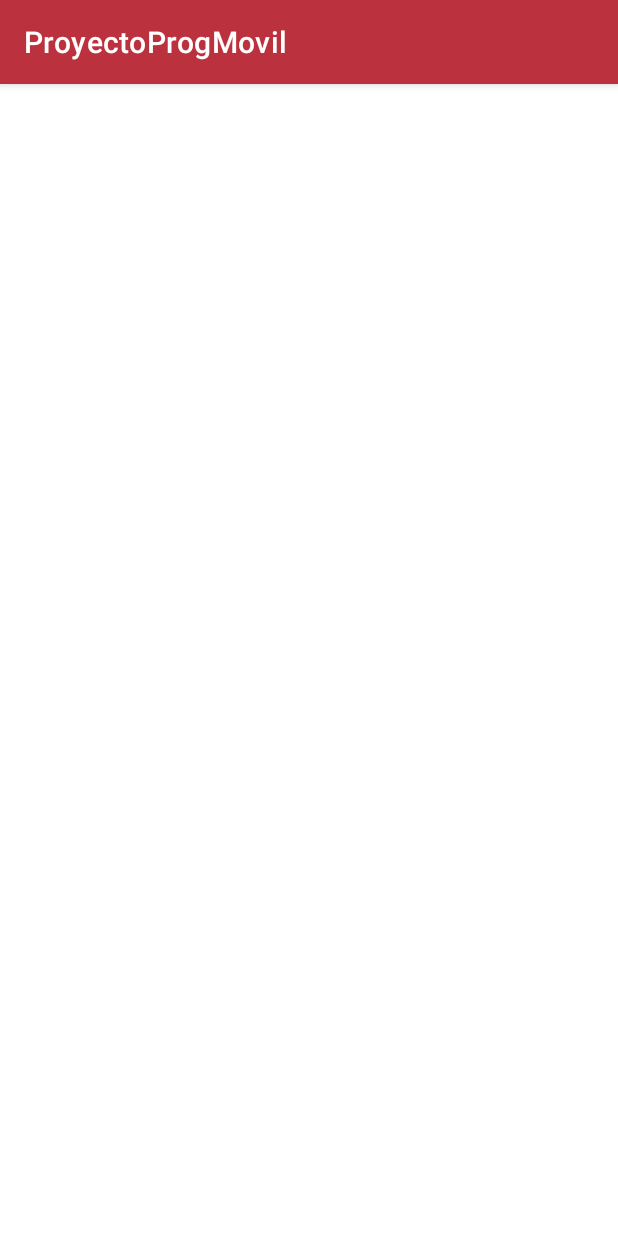
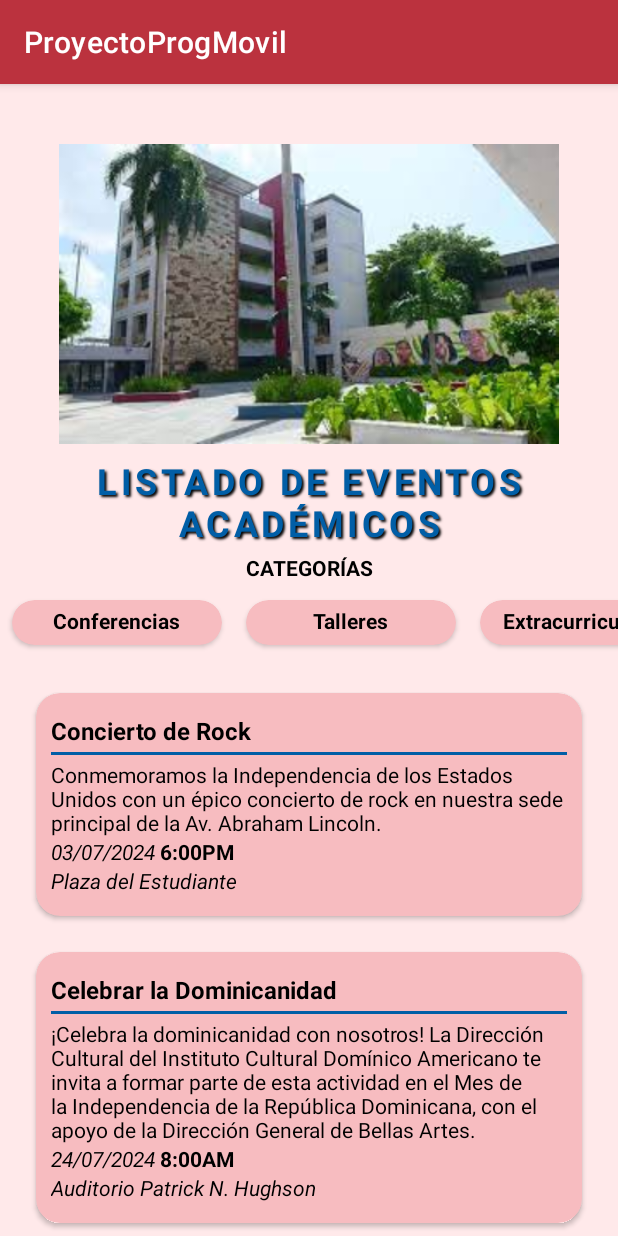
Before and after one commit to plramirez/ProyectoProgMovil, an Android app: the EventosAcademicosActivity screen opened directly, with no data from a screen before it, on a phone screen of 412 x 824 dp. Run offline under Robolectric (Android 15) with nearby library versions, the phone set to English and light mode, and no system bars.

Commit message:
Agregados los ViewHolders y Adapters para la vista de EventosAcademicos, asi como tambien los filtros por categorias

```diff
--- /dev/null
+++ b/app/src/main/java/com/example/proyectoprogmovil/CategoriasAdapter.kt
@@ -0,0 +1,24 @@
+package com.example.proyectoprogmovil
+
+import android.view.LayoutInflater
+import android.view.ViewGroup
+import androidx.recyclerview.widget.RecyclerView
+
+class CategoriasAdapter(
+    private val categorias: List<EventoCategoria>,
+    private val onItemSelected: (Int) -> Unit
+) :
+    RecyclerView.Adapter<CategoriasViewHolder>() {
+    override fun onCreateViewHolder(parent: ViewGroup, viewType: Int): CategoriasViewHolder {
+        val view =
+            LayoutInflater.from(parent.context).inflate(R.layout.item_event_category, parent, false)
+        return CategoriasViewHolder(view)
+    }
+
+    override fun getItemCount() = categorias.size
+
+    override fun onBindViewHolder(holder: CategoriasViewHolder, position: Int) {
+        holder.render(categorias[position], onItemSelected)
+    }
+
+}
--- /dev/null
+++ b/app/src/main/java/com/example/proyectoprogmovil/CategoriasViewHolder.kt
@@ -0,0 +1,39 @@
+package com.example.proyectoprogmovil
+
+import android.view.View
+import android.widget.TextView
+import androidx.cardview.widget.CardView
+import androidx.core.content.ContextCompat
+import androidx.recyclerview.widget.RecyclerView
+import org.w3c.dom.Text
+
+class CategoriasViewHolder (view: View): RecyclerView.ViewHolder(view) {
+
+    private val tvNombreCategoria: TextView = view.findViewById(R.id.tvCategoriaNombre)
+    private val viewContainer: CardView = view.findViewById(R.id.viewContainer)
+
+    fun render(eventoCategoria: EventoCategoria, onItemSelected: (Int) -> Unit){
+        val color = if (eventoCategoria.isSelected){
+            R.color.rose
+        }else{
+            R.color.rose_2
+        }
+
+        viewContainer.setCardBackgroundColor(ContextCompat.getColor(viewContainer.context, color))
+
+        itemView.setOnClickListener { onItemSelected(layoutPosition) }
+
+        when(eventoCategoria){
+            EventoCategoria.Conferencias -> {
+                tvNombreCategoria.text = "Conferencias"
+            }
+
+            EventoCategoria.Extracurriculares -> {
+                tvNombreCategoria.text = "Extracurriculares"
+            }
+            EventoCategoria.Talleres -> {
+                tvNombreCategoria.text = "Talleres"
+            }
+        }
+    }
+}
--- /dev/null
+++ b/app/src/main/java/com/example/proyectoprogmovil/EventoAcademico.kt
@@ -0,0 +1,10 @@
+package com.example.proyectoprogmovil
+
+data class EventoAcademico(
+    val eventName: String,
+    val eventDescription: String,
+    val eventPlace: String,
+    val eventDate: String,
+    val eventTime: String,
+    val categoria: EventoCategoria,
+    var isSelected: Boolean = false)
--- /dev/null
+++ b/app/src/main/java/com/example/proyectoprogmovil/EventoAcademicoAdapter.kt
@@ -0,0 +1,18 @@
+package com.example.proyectoprogmovil
+
+import android.view.LayoutInflater
+import android.view.ViewGroup
+import androidx.recyclerview.widget.RecyclerView
+
+class EventosAcademicosAdapter(var eventosAcademicos: List<EventoAcademico>): RecyclerView.Adapter<EventosAcademicosViewHolder>() {
+    override fun onCreateViewHolder(parent: ViewGroup, viewType: Int): EventosAcademicosViewHolder {
+        val view = LayoutInflater.from(parent.context).inflate(R.layout.item_event_preview, parent, false)
+        return EventosAcademicosViewHolder(view)
+    }
+
+    override fun getItemCount() = eventosAcademicos.size
+
+    override fun onBindViewHolder(holder: EventosAcademicosViewHolder, position: Int) {
+        holder.render(eventosAcademicos[position])
+    }
+}
--- /dev/null
+++ b/app/src/main/java/com/example/proyectoprogmovil/EventoCategoria.kt
@@ -0,0 +1,7 @@
+package com.example.proyectoprogmovil
+
+sealed class EventoCategoria(var isSelected: Boolean = true) {
+    object Conferencias: EventoCategoria()
+    object Talleres: EventoCategoria()
+    object Extracurriculares: EventoCategoria()
+}
--- a/app/src/main/java/com/example/proyectoprogmovil/EventosAcademicosActivity.kt
+++ b/app/src/main/java/com/example/proyectoprogmovil/EventosAcademicosActivity.kt
@@ -5,16 +5,94 @@ import androidx.activity.enableEdgeToEdge
 import androidx.appcompat.app.AppCompatActivity
 import androidx.core.view.ViewCompat
 import androidx.core.view.WindowInsetsCompat
+import androidx.recyclerview.widget.LinearLayoutManager
+import androidx.recyclerview.widget.RecyclerView
 
 class EventosAcademicosActivity : AppCompatActivity() {
+
+    private val categorias = listOf(
+        EventoCategoria.Conferencias,
+        EventoCategoria.Talleres,
+        EventoCategoria.Extracurriculares
+    )
+
+    private val eventosAcademicos = mutableListOf(
+        EventoAcademico(
+            "Concierto de Rock",
+            "Conmemoramos la Independencia de los Estados Unidos con un épico concierto de rock en nuestra sede principal de la Av. Abraham Lincoln.",
+            "Plaza del Estudiante",
+            "03/07/2024 ",
+            "6:00PM",
+            EventoCategoria.Talleres
+        ),
+        EventoAcademico(
+            "Celebrar la Dominicanidad",
+            "¡Celebra la dominicanidad con nosotros! La Dirección Cultural del Instituto Cultural Domínico Americano te invita a formar parte de esta actividad en el Mes de la Independencia de la República Dominicana, con el apoyo de la Dirección General de Bellas Artes.",
+            "Auditorio Patrick N. Hughson",
+            "24/07/2024 ",
+            "8:00AM",
+            EventoCategoria.Conferencias
+        ),
+        EventoAcademico(
+            "Navidad y Teatro",
+            "El Instituto Cultural Domínico Americano, desde su Dirección Cultural, les invita a una celebración especial de cierre de año.",
+            "Auditorio Patrick N. Hughson",
+            "24/07/2024 ",
+            "5:00PM",
+            EventoCategoria.Extracurriculares
+        )
+    )
+
+    private lateinit var rvCategorias: RecyclerView
+    private lateinit var categoriasAdapter: CategoriasAdapter
+
+    private lateinit var rvEventosAcademicos: RecyclerView
+    private lateinit var eventosAcademicosAdapter: EventosAcademicosAdapter
+
+
     override fun onCreate(savedInstanceState: Bundle?) {
         super.onCreate(savedInstanceState)
         enableEdgeToEdge()
         setContentView(R.layout.activity_eventos_academicos)
+
+        initComponents()
+        initUI()
+
+
         ViewCompat.setOnApplyWindowInsetsListener(findViewById(R.id.main)) { v, insets ->
             val systemBars = insets.getInsets(WindowInsetsCompat.Type.systemBars())
             v.setPadding(systemBars.left, systemBars.top, systemBars.right, systemBars.bottom)
             insets
         }
     }
+
+    private fun initComponents() {
+        rvCategorias = findViewById(R.id.rvCategorias)
+        rvEventosAcademicos = findViewById(R.id.rvEventosAcademicos)
+    }
+
+    private fun initUI() {
+        categoriasAdapter = CategoriasAdapter(categorias) { position -> updateCategories(position) }
+        rvCategorias.layoutManager =
+            LinearLayoutManager(this, LinearLayoutManager.HORIZONTAL, false)
+        rvCategorias.adapter = categoriasAdapter
+
+        eventosAcademicosAdapter = EventosAcademicosAdapter(eventosAcademicos)
+        rvEventosAcademicos.layoutManager = LinearLayoutManager(this)
+        rvEventosAcademicos.adapter = eventosAcademicosAdapter
+    }
+
+    private fun updateCategories(position: Int) {
+        categorias[position].isSelected = !categorias[position].isSelected
+        categoriasAdapter.notifyItemChanged(position)
+        updateEventosAcademicos()
+    }
+
+    private fun updateEventosAcademicos() {
+        val selectedCategories: List<EventoCategoria> = categorias.filter { it.isSelected }
+        val nuevoEventoAcademico =
+            eventosAcademicos.filter { selectedCategories.contains(it.categoria) }
+        eventosAcademicosAdapter.eventosAcademicos = nuevoEventoAcademico
+        eventosAcademicosAdapter.notifyDataSetChanged()
+    }
 }
--- /dev/null
+++ b/app/src/main/java/com/example/proyectoprogmovil/EventosAcademicosViewHolder.kt
@@ -0,0 +1,23 @@
+package com.example.proyectoprogmovil
+
+import android.view.View
+import android.widget.TextView
+import androidx.recyclerview.widget.RecyclerView
+
+class EventosAcademicosViewHolder (view: View): RecyclerView.ViewHolder(view) {
+
+    private val tvNombreEventoCultural: TextView = view.findViewById(R.id.tvEventoCulturalNombre)
+    private val tvDescripcionEventoCultural: TextView = view.findViewById(R.id.tvEventoCulturalDescripcion)
+    private val tvFechaEventoCultural: TextView = view.findViewById(R.id.tvEventoCulturalFecha)
+    private val tvHoraEventoCultural: TextView = view.findViewById(R.id.tvEventoCulturalHora)
+    private val tvLugarEventoCultural: TextView = view.findViewById(R.id.tvEventoCulturalLugar)
+
+
+    fun render(eventoAcademico: EventoAcademico){
+        tvNombreEventoCultural.text = eventoAcademico.eventName
+        tvDescripcionEventoCultural.text = eventoAcademico.eventDescription
+        tvFechaEventoCultural.text = eventoAcademico.eventDate
+        tvHoraEventoCultural.text = eventoAcademico.eventTime
+        tvLugarEventoCultural.text = eventoAcademico.eventPlace
+    }
+}
--- a/app/src/main/res/layout/activity_eventos_academicos.xml
+++ b/app/src/main/res/layout/activity_eventos_academicos.xml
@@ -1,10 +1,82 @@
 <?xml version="1.0" encoding="utf-8"?>
-<androidx.constraintlayout.widget.ConstraintLayout xmlns:android="http://schemas.android.com/apk/res/android"
+<FrameLayout xmlns:android="http://schemas.android.com/apk/res/android"
     xmlns:app="http://schemas.android.com/apk/res-auto"
     xmlns:tools="http://schemas.android.com/tools"
     android:id="@+id/main"
     android:layout_width="match_parent"
     android:layout_height="match_parent"
-    tools:context=".EventosAcademicosActivity">
+    android:background="#DDFFE6E7"
+    tools:context=".EventosCulturalesActivity">
 
-</androidx.constraintlayout.widget.ConstraintLayout>
+    <LinearLayout
+        android:layout_width="match_parent"
+        android:layout_height="wrap_content"
+        android:orientation="vertical">
+
+        <ImageView
+            android:id="@+id/ivEventosCulturales"
+            android:layout_width="match_parent"
+            android:layout_height="200dp"
+            app:layout_constraintTop_toTopOf="parent"
+            app:layout_constraintStart_toStartOf="parent"
+            app:layout_constraintEnd_toEndOf="parent"
+            android:layout_marginTop="40dp"
+            android:src="@drawable/dominico_americano_campus3">
+
+        </ImageView>
+
+        <TextView
+            android:id="@+id/tvTituloEventos"
+            android:layout_width="match_parent"
+            android:layout_height="wrap_content"
+            android:layout_marginTop="8dp"
+            android:layout_marginBottom="4dp"
+            app:layout_constraintTop_toBottomOf="@+id/ivEventosCulturales"
+            app:layout_constraintEnd_toEndOf="parent"
+            app:layout_constraintStart_toStartOf="parent"
+            android:text="Listado de Eventos Académicos"
+            android:textSize="24dp"
+            android:textAlignment="center"
+            android:textStyle="bold"
+            android:textAllCaps="true"
+            android:letterSpacing="0.1"
+            android:shadowColor="#000000"
+            android:shadowDx="2"
+            android:shadowDy="2"
+            android:shadowRadius="1.5"
+            android:textColor="@color/blue">
+
+        </TextView>
+
+        <TextView
+            android:layout_width="match_parent"
+            android:layout_height="wrap_content"
+            android:layout_marginHorizontal="16dp"
+            android:text="Categorías"
+            android:textAlignment="center"
+            android:textAllCaps="true"
+            android:textStyle="bold"
+            android:textColor="@color/black">
+
+        </TextView>
+
+        <androidx.recyclerview.widget.RecyclerView
+            android:id="@+id/rvCategorias"
+            android:layout_width="match_parent"
+            android:layout_height="wrap_content">
+
+        </androidx.recyclerview.widget.RecyclerView>
+
+        <androidx.recyclerview.widget.RecyclerView
+            android:id="@+id/rvEventosAcademicos"
+            android:layout_width="match_parent"
+            android:layout_height="wrap_content"
+            app:layout_constraintTop_toBottomOf="@+id/tvTituloEventos"
+            app:layout_constraintStart_toStartOf="parent"
+            app:layout_constraintEnd_toEndOf="parent"
+            android:layout_marginTop="8dp"
+            android:layout_marginHorizontal="16dp">
+
+        </androidx.recyclerview.widget.RecyclerView>
+    </LinearLayout>
+</FrameLayout>
--- a/app/src/main/res/layout/activity_eventos_culturales.xml
+++ b/app/src/main/res/layout/activity_eventos_culturales.xml
@@ -59,9 +59,6 @@
 
         </androidx.recyclerview.widget.RecyclerView>
 
-
     </LinearLayout>
 
-
-
 </FrameLayout>
--- /dev/null
+++ b/app/src/main/res/layout/item_event_category.xml
@@ -0,0 +1,29 @@
+<?xml version="1.0" encoding="utf-8"?>
+<androidx.cardview.widget.CardView xmlns:android="http://schemas.android.com/apk/res/android"
+    xmlns:app="http://schemas.android.com/apk/res-auto"
+    xmlns:tools="http://schemas.android.com/tools"
+    android:id="@+id/viewContainer"
+    android:layout_width="140dp"
+    android:layout_height="30dp"
+    app:cardCornerRadius="16dp"
+    android:layout_marginVertical="12dp"
+    android:layout_marginHorizontal="8dp"
+    app:cardBackgroundColor="@color/rose">
+
+    <LinearLayout
+        android:layout_width="match_parent"
+        android:layout_height="wrap_content"
+        android:gravity="center"
+        android:orientation="vertical">
+        <TextView
+            android:id="@+id/tvCategoriaNombre"
+            android:layout_width="wrap_content"
+            android:layout_marginTop="4dp"
+            android:textColor="@color/black"
+            android:textStyle="bold"
+            android:layout_height="wrap_content"
+            tools:text="Conferencias">
+        </TextView>
+    </LinearLayout>
+
+</androidx.cardview.widget.CardView>
--- a/app/src/main/res/values/colors.xml
+++ b/app/src/main/res/values/colors.xml
@@ -11,5 +11,6 @@
     <color name="red_1">#BB323E</color>
     <color name="red_2">#EE1822</color>
     <color name="rose">#F7BCC0</color>
+    <color name="rose_2">#F88088</color>
     <color name="blue">#015EA6</color>
 </resources>
```
Also changed, not shown: app/src/main/res/drawable/dominico_americano_campus3.jpeg (added).
